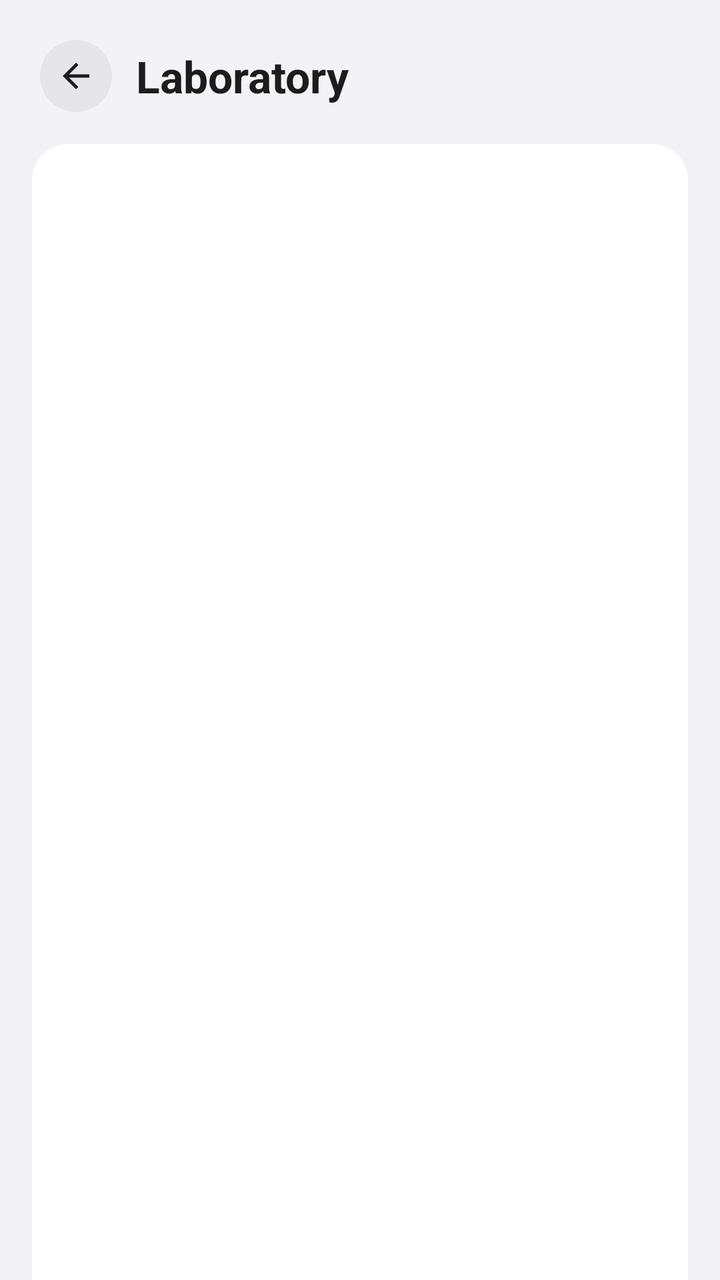
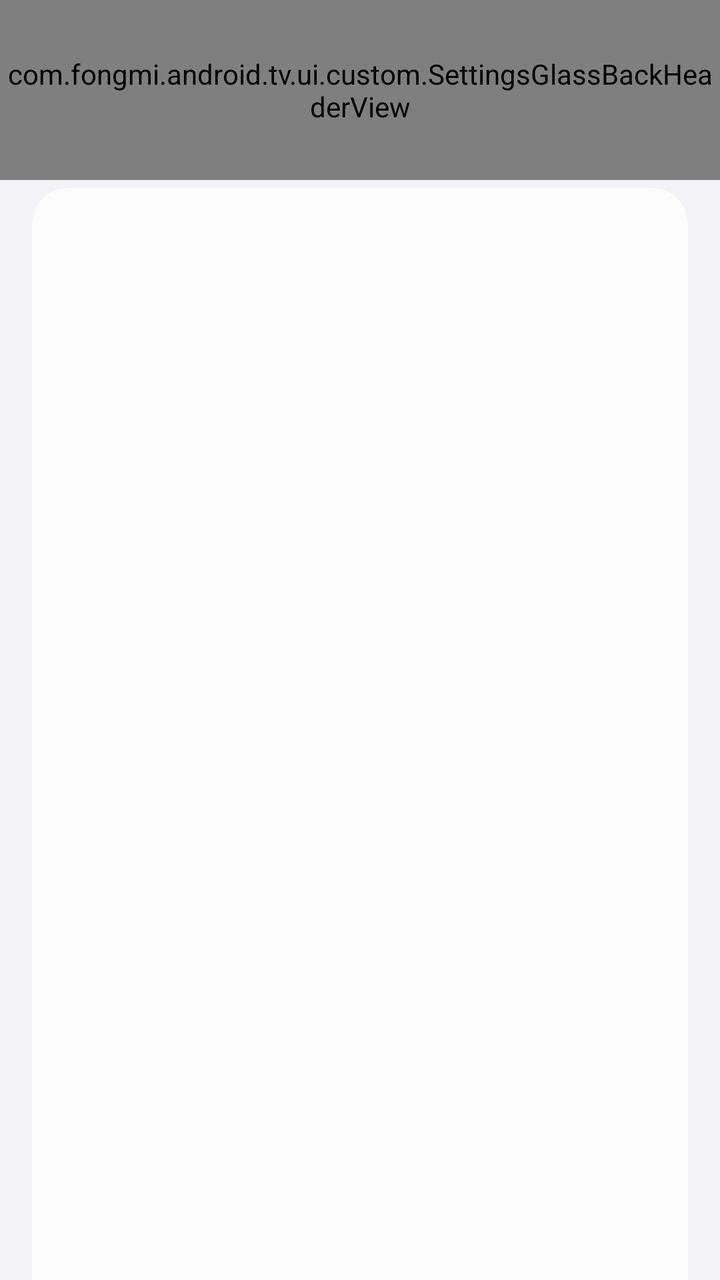

An Android layout rendered at two revisions. The XML below is the earlier revision; the diff shows what the commit changed to produce the second picture.
<!-- AndroidManifest.xml: another module's application theme AppTheme -->
<!-- res/layout/activity_setting_laboratory.xml -->
<?xml version="1.0" encoding="utf-8"?>
<LinearLayout xmlns:android="http://schemas.android.com/apk/res/android"
    android:layout_width="match_parent"
    android:layout_height="match_parent"
    android:background="@color/screen_background"
    android:fitsSystemWindows="true"
    android:orientation="vertical">

    <LinearLayout
        android:layout_width="match_parent"
        android:layout_height="wrap_content"
        android:gravity="center_vertical"
        android:orientation="horizontal"
        android:paddingStart="20dp"
        android:paddingTop="20dp"
        android:paddingEnd="20dp"
        android:paddingBottom="12dp">

        <ImageView
            android:id="@+id/back"
            android:layout_width="36dp"
            android:layout_height="36dp"
            android:layout_marginEnd="12dp"
            android:background="@drawable/shape_icon_circle"
            android:contentDescription="@string/back"
            android:padding="8dp"
            android:src="@drawable/ic_back"
            android:tint="@color/text_primary" />

        <TextView
            android:layout_width="0dp"
            android:layout_height="wrap_content"
            android:layout_weight="1"
            android:text="@string/setting_laboratory"
            android:textColor="@color/text_primary"
            android:textSize="22sp"
            android:textStyle="bold" />

    </LinearLayout>

    <androidx.core.widget.NestedScrollView
        android:layout_width="match_parent"
        android:layout_height="match_parent"
        android:fillViewport="true"
        android:overScrollMode="never">

        <LinearLayout
            android:layout_width="match_parent"
            android:layout_height="wrap_content"
            android:orientation="vertical"
            android:paddingStart="16dp"
            android:paddingTop="4dp"
            android:paddingEnd="16dp"
            android:paddingBottom="24dp">

            <LinearLayout style="@style/SettingsCard">

                <LinearLayout
                    android:id="@+id/liquidGlassNavigation"
                    style="@style/SettingsRow">

                    <LinearLayout
                        android:layout_width="0dp"
                        android:layout_height="wrap_content"
                        android:layout_marginEnd="12dp"
                        android:layout_weight="1"
                        android:orientation="vertical">

                        <TextView
                            style="@style/SettingsTitle"
                            android:layout_width="wrap_content"
                            android:layout_height="wrap_content"
                            android:text="@string/laboratory_liquid_glass_navigation" />

                        <TextView
                            style="@style/SettingsSummary"
                            android:layout_width="match_parent"
                            android:layout_height="wrap_content"
                            android:layout_marginTop="3dp"
                            android:text="@string/laboratory_liquid_glass_navigation_summary" />

                    </LinearLayout>

                    <com.fongmi.android.tv.ui.custom.CustomSwitch
                        android:id="@+id/liquidGlassNavigationSwitch"
                        android:layout_width="wrap_content"
                        android:layout_height="wrap_content" />

                </LinearLayout>

            </LinearLayout>

        </LinearLayout>
    </androidx.core.widget.NestedScrollView>
</LinearLayout>
<!-- resources referenced by this layout -->
<resources>
  <color name="screen_background">#FFF2F2F7</color>
  <color name="text_primary">#FF1C1C1E</color>
  <!-- drawable ic_back (drawable) -->
  <?xml version="1.0" encoding="utf-8"?>
  <vector xmlns:android="http://schemas.android.com/apk/res/android"
      android:width="24dp"
      android:height="24dp"
      android:viewportWidth="24"
      android:viewportHeight="24">
      <path
          android:fillColor="#FFFFFF"
          android:pathData="M20,11H7.83l5.59,-5.59L12,4l-8,8 8,8 1.41,-1.41L7.83,13H20v-2z" />
  </vector>
  <!-- drawable shape_icon_circle (drawable) -->
  <?xml version="1.0" encoding="utf-8"?>
  <shape xmlns:android="http://schemas.android.com/apk/res/android" android:shape="oval">
      <solid android:color="@color/surface_secondary" />
  </shape>
  <string name="back">Back</string>
  <string name="laboratory_liquid_glass_navigation">Liquid glass bottom bar</string>
  <string name="setting_laboratory">Laboratory</string>
  <style name="SettingsCard">
          <item name="android:layout_width">match_parent</item>
          <item name="android:layout_height">wrap_content</item>
          <item name="android:background">@drawable/shape_settings_card</item>
          <item name="android:orientation">vertical</item>
          <item name="android:clipToOutline">true</item>
      </style>
  <color name="surface_secondary">#FFE5E5EA</color>
  <!-- drawable shape_settings_card (drawable) -->
  <?xml version="1.0" encoding="utf-8"?>
  <shape xmlns:android="http://schemas.android.com/apk/res/android" android:shape="rectangle">
      <solid android:color="@color/surface_primary" />
      <corners android:radius="18dp" />
  </shape>
  <color name="text_secondary">#FF6C6C70</color>
  <color name="surface_primary">#FFFFFFFF</color>
  <color name="transparent">#00000000</color>
  <color name="primary">#FFEB3B</color>
  <color name="primaryDark">#FDD835</color>
  <color name="black">#000000</color>
  <color name="accent">#FFEB3B</color>
  <color name="separator">#263C3C43</color>
  <!-- unchanged entries left out for length: 16 -->
</resources>

<!-- the commit's change to res/layout/activity_setting_laboratory.xml (unified diff, before → after) -->
@@ -3,40 +3,17 @@
     android:layout_width="match_parent"
     android:layout_height="match_parent"
     android:background="@color/screen_background"
+    android:clipChildren="false"
+    android:clipToPadding="false"
     android:fitsSystemWindows="true"
     android:orientation="vertical">
 
-    <LinearLayout
+    <com.fongmi.android.tv.ui.custom.SettingsGlassBackHeaderView
+        android:id="@+id/header"
         android:layout_width="match_parent"
-        android:layout_height="wrap_content"
-        android:gravity="center_vertical"
-        android:orientation="horizontal"
-        android:paddingStart="20dp"
-        android:paddingTop="20dp"
-        android:paddingEnd="20dp"
-        android:paddingBottom="12dp">
-
-        <ImageView
-            android:id="@+id/back"
-            android:layout_width="36dp"
-            android:layout_height="36dp"
-            android:layout_marginEnd="12dp"
-            android:background="@drawable/shape_icon_circle"
-            android:contentDescription="@string/back"
-            android:padding="8dp"
-            android:src="@drawable/ic_back"
-            android:tint="@color/text_primary" />
-
-        <TextView
-            android:layout_width="0dp"
-            android:layout_height="wrap_content"
-            android:layout_weight="1"
-            android:text="@string/setting_laboratory"
-            android:textColor="@color/text_primary"
-            android:textSize="22sp"
-            android:textStyle="bold" />
-
-    </LinearLayout>
+        android:layout_height="90dp"
+        android:elevation="16dp"
+        android:outlineProvider="none" />
 
     <androidx.core.widget.NestedScrollView
         android:layout_width="match_parent"
@@ -53,11 +30,20 @@
             android:paddingEnd="16dp"
             android:paddingBottom="24dp">
 
+            <TextView
+                style="@style/SettingsSectionHeader"
+                android:layout_marginTop="0dp"
+                android:text="@string/laboratory_section_navigation" />
+
             <LinearLayout style="@style/SettingsCard">
 
                 <LinearLayout
                     android:id="@+id/liquidGlassNavigation"
                     style="@style/SettingsRow">
+
+                    <ImageView
+                        style="@style/SettingsRowIcon"
+                        android:src="@drawable/ic_setting_laboratory" />
 
                     <LinearLayout
                         android:layout_width="0dp"
@@ -81,10 +67,55 @@
 
                     </LinearLayout>
 
-                    <com.fongmi.android.tv.ui.custom.CustomSwitch
+                    <com.fongmi.android.tv.ui.custom.LiquidGlassSwitch
                         android:id="@+id/liquidGlassNavigationSwitch"
                         android:layout_width="wrap_content"
                         android:layout_height="wrap_content" />
+
+                </LinearLayout>
+
+                <View
+                    android:layout_width="match_parent"
+                    android:layout_height="1dp"
+                    android:layout_marginStart="56dp"
+                    android:layout_marginEnd="16dp"
+                    android:background="@color/separator" />
+
+                <LinearLayout
+                    android:id="@+id/glassShowcase"
+                    style="@style/SettingsRow">
+
+                    <ImageView
+                        style="@style/SettingsRowIcon"
+                        android:src="@drawable/ic_settings_showcase" />
+
+                    <LinearLayout
+                        android:layout_width="0dp"
+                        android:layout_height="wrap_content"
+                        android:layout_weight="1"
+                        android:orientation="vertical">
+
+                        <TextView
+                            style="@style/SettingsTitle"
+                            android:layout_width="wrap_content"
+                            android:layout_height="wrap_content"
+                            android:text="@string/glass_showcase_title" />
+
+                        <TextView
+                            style="@style/SettingsSummary"
+                            android:layout_width="match_parent"
+                            android:layout_height="wrap_content"
+                            android:layout_marginTop="3dp"
+                            android:text="@string/glass_showcase_summary" />
+
+                    </LinearLayout>
+
+                    <ImageView
+                        android:layout_width="20dp"
+                        android:layout_height="20dp"
+                        android:layout_marginStart="8dp"
+                        android:src="@drawable/ic_arrow_right"
+                        android:tint="@color/text_secondary" />
 
                 </LinearLayout>
 
<!-- resource entries referenced after the edit -->
@@ -2,40 +2,76 @@
 <resources>
   <color name="screen_background">#FFF2F2F7</color>
   <color name="text_primary">#FF1C1C1E</color>
-  <!-- drawable ic_back (drawable) -->
+  <color name="settings_card_background">#C2FFFFFF</color>
+  <string name="laboratory_liquid_glass_navigation">Liquid glass bottom bar</string>
+  <string name="laboratory_section_navigation">Navigation Experiments</string>
+  <style name="SettingsCard">
+          <item name="android:layout_width">match_parent</item>
+          <item name="android:layout_height">wrap_content</item>
+          <item name="android:background">@drawable/shape_settings_card</item>
+          <item name="android:orientation">vertical</item>
+          <item name="android:clipToOutline">true</item>
+          <item name="android:layout_marginBottom">12dp</item>
+      </style>
+  <style name="SettingsRowIcon">
+          <item name="android:layout_width">24dp</item>
+          <item name="android:layout_height">24dp</item>
+          <item name="android:layout_marginEnd">16dp</item>
+          <item name="android:contentDescription">@null</item>
+          <item name="android:importantForAccessibility">no</item>
+          <item name="android:tint">@color/text_secondary</item>
+      </style>
+  <style name="SettingsSectionHeader" parent="SettingsSectionTitle">
+          <item name="android:layout_width">match_parent</item>
+          <item name="android:layout_height">wrap_content</item>
+          <item name="android:visibility">gone</item>
+      </style>
+  <color name="white_50">#80FFFFFF</color>
+  <color name="surface_secondary">#FFE5E5EA</color>
+  <!-- drawable shape_settings_card (drawable) -->
   <?xml version="1.0" encoding="utf-8"?>
+  <shape xmlns:android="http://schemas.android.com/apk/res/android" android:shape="rectangle">
+      <solid android:color="@color/settings_card_background" />
+      <corners android:radius="18dp" />
+  </shape>
+  <style name="SettingsSectionTitle" parent="TextAppearance.Material3.LabelLarge">
+          <item name="android:textColor">@color/text_secondary</item>
+          <item name="android:textSize">13sp</item>
+          <item name="android:textStyle">bold</item>
+      </style>
+  <color name="text_secondary">#FF6C6C70</color>
+  <!-- drawable ic_arrow_right (drawable) -->
   <vector xmlns:android="http://schemas.android.com/apk/res/android"
       android:width="24dp"
       android:height="24dp"
       android:viewportWidth="24"
       android:viewportHeight="24">
       <path
-          android:fillColor="#FFFFFF"
-          android:pathData="M20,11H7.83l5.59,-5.59L12,4l-8,8 8,8 1.41,-1.41L7.83,13H20v-2z" />
+          android:fillColor="@color/white_50"
+          android:pathData="M8.59,16.59L13.17,12 8.59,7.41 10,6l6,6 -6,6z"/>
   </vector>
-  <!-- drawable shape_icon_circle (drawable) -->
-  <?xml version="1.0" encoding="utf-8"?>
-  <shape xmlns:android="http://schemas.android.com/apk/res/android" android:shape="oval">
-      <solid android:color="@color/surface_secondary" />
-  </shape>
-  <string name="back">Back</string>
-  <string name="laboratory_liquid_glass_navigation">Liquid glass bottom bar</string>
-  <string name="setting_laboratory">Laboratory</string>
-  <style name="SettingsCard">
-          <item name="android:layout_width">match_parent</item>
-          <item name="android:layout_height">wrap_content</item>
-          <item name="android:background">@drawable/shape_settings_card</item>
-          <item name="android:orientation">vertical</item>
-          <item name="android:clipToOutline">true</item>
-      </style>
-  <color name="surface_secondary">#FFE5E5EA</color>
-  <!-- drawable shape_settings_card (drawable) -->
-  <?xml version="1.0" encoding="utf-8"?>
-  <shape xmlns:android="http://schemas.android.com/apk/res/android" android:shape="rectangle">
-      <solid android:color="@color/surface_primary" />
-      <corners android:radius="18dp" />
-  </shape>
-  <color name="text_secondary">#FF6C6C70</color>
+  <!-- drawable ic_setting_laboratory (drawable) -->
+  <vector xmlns:android="http://schemas.android.com/apk/res/android"
+      android:width="24dp"
+      android:height="24dp"
+      android:viewportWidth="24"
+      android:viewportHeight="24">
+      <path
+          android:fillColor="@android:color/white"
+          android:pathData="M9,2v2h1v5.59l-5.12,8.86A2.36,2.36 0,0 0,6.92 22h10.16a2.36,2.36 0,0 0,2.04 -3.55L14,9.59V4h1V2H9m3,2h0v6.13l1.16,2H10.84l1.16,-2V4m-2.31,10.13h4.62l3.08,5.32c0.14,0.24 -0.03,0.55 -0.31,0.55H6.92c-0.28,0 -0.45,-0.31 -0.31,-0.55l3.08,-5.32z" />
+  </vector>
+  <!-- drawable ic_settings_showcase (drawable) -->
+  <vector xmlns:android="http://schemas.android.com/apk/res/android"
+      android:width="24dp"
+      android:height="24dp"
+      android:viewportWidth="24"
+      android:viewportHeight="24">
+      <path
+          android:fillColor="@android:color/white"
+          android:pathData="M3,3h8v8H3V3m2,2v4h4V5H5m8,-2h8v8h-8V3m2,2v4h4V5h-4M3,13h8v8H3v-8m2,2v4h4v-4H5m8,-2h8v8h-8v-8m2,2v4h4v-4h-4" />
+  </vector>
+  <string name="glass_showcase_summary">View and interact with every named Backdrop catalog style</string>
+  <string name="glass_showcase_title">Liquid Glass Gallery</string>
   <color name="surface_primary">#FFFFFFFF</color>
   <color name="transparent">#00000000</color>
   <color name="primary">#FFEB3B</color>
